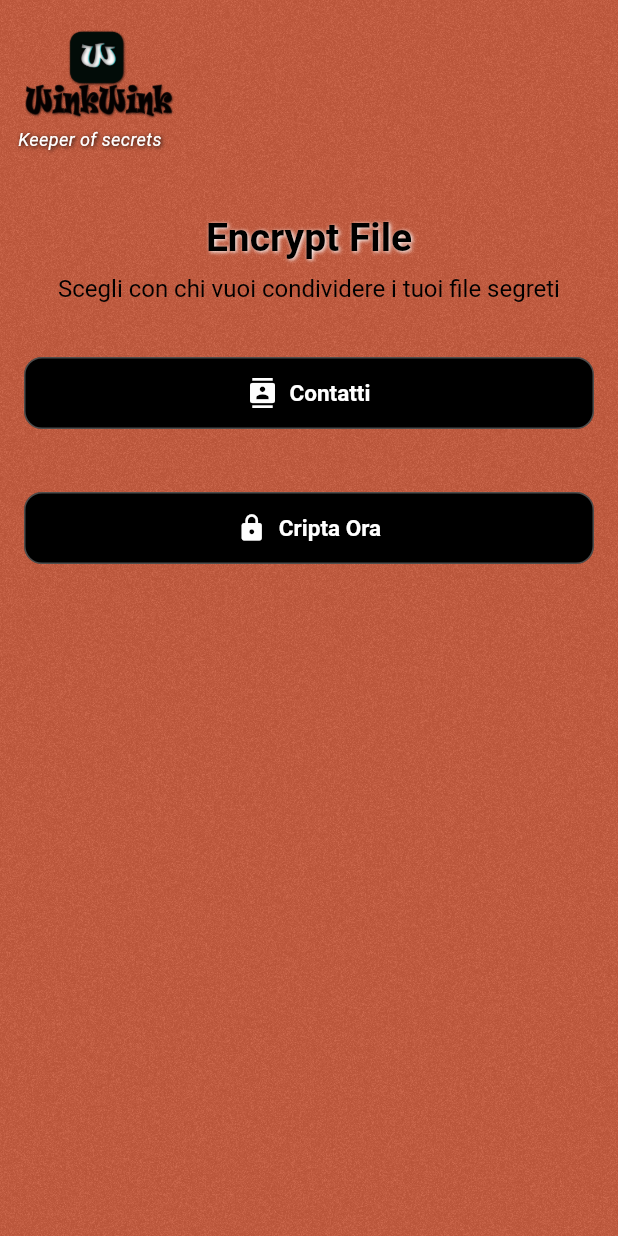
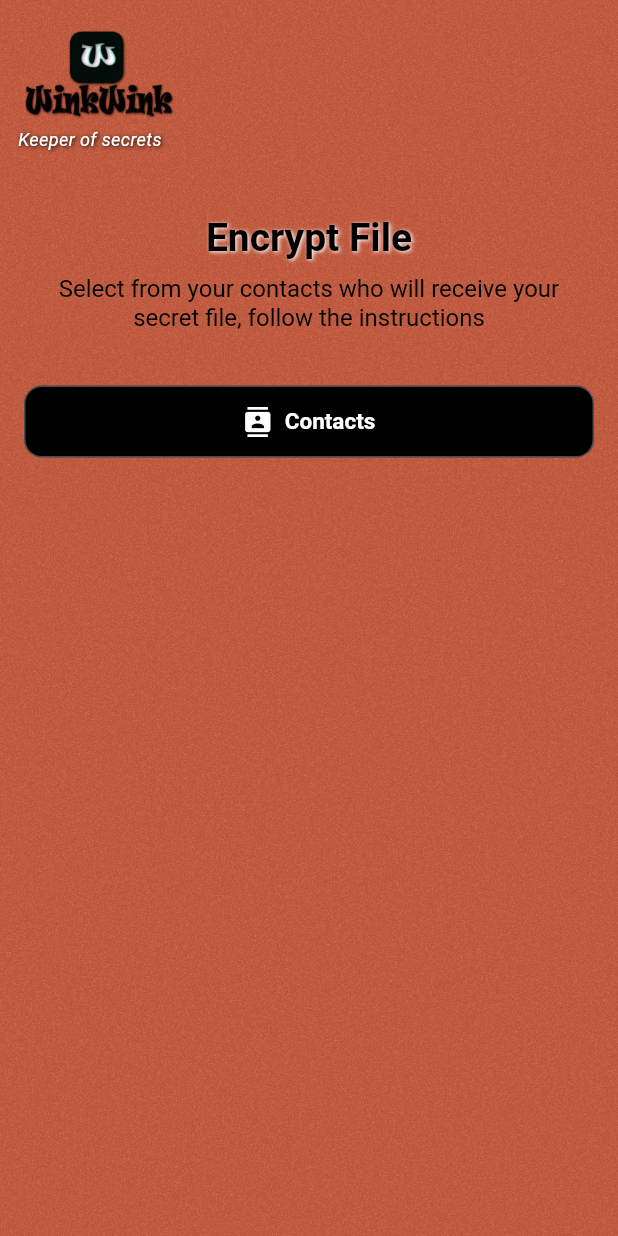
Before and after one commit to winkwink-backend/winkwink, a Flutter app: the EncryptPage screen opened by its route, on a phone screen of 412 x 824 dp. Run offline on Flutter 3.47's test engine with Material 3 defaults, Android fonts, the phone set to English and light mode, and no system bars; our stand-ins replace camera, flutter_secure_storage, image_picker, permission_handler, qr_flutter, share_plus and 2 more; missing offline and left inert: encrypt, flutter_sound, media_kit, media_kit_video, video_compress; accounts and stored records are empty.

Commit message:
login, pass, compressione immagine in cripta, it_en_arb

```diff
--- a/lib/pages/encrypt/encrypt_page.dart
+++ b/lib/pages/encrypt/encrypt_page.dart
@@ -1,7 +1,9 @@
 import 'dart:io';
+import 'dart:typed_data';
 
 import 'package:flutter/material.dart';
 import 'package:image_picker/image_picker.dart';
+import 'package:image/image.dart' as img;
 import 'package:provider/provider.dart';
 import 'package:winkwink/generated/l10n/app_localizations.dart';
 
@@ -27,11 +29,49 @@ class _EncryptPageState extends State<EncryptPage> {
 
   bool showSecretReadyBanner = false;
 
+  // ⭐ Compressione intelligente usando il pacchetto "image"
+  Future<File> compressIfNeeded(File file) async {
+    const int maxSize = 2 * 1024 * 1024; // 2 MB
+    final int fileSize = await file.length();
+
+    if (fileSize <= maxSize) {
+      return file; // troppo piccola → non serve comprimere
+    }
+
+    final Uint8List bytes = await file.readAsBytes();
+    final img.Image? decoded = img.decodeImage(bytes);
+
+    if (decoded == null) return file;
+
+    final img.Image resized = img.copyResize(
+      decoded,
+      width: 1920,
+      height: 1080,
+      interpolation: img.Interpolation.average,
+    );
+
+    final List<int> compressedBytes = img.encodeJpg(
+      resized,
+      quality: 80,
+    );
+
+    final String newPath = file.path.replaceAll(".jpg", "_compressed.jpg");
+    final File compressedFile = File(newPath);
+
+    await compressedFile.writeAsBytes(compressedBytes);
+
+    return compressedFile;
+  }
+
+  // ⭐ Seleziona immagine visibile + compressione automatica
   Future<void> pickVisibleImage() async {
-    final XFile? img = await _picker.pickImage(source: ImageSource.gallery);
-    if (img != null) {
+    final XFile? imgFile = await _picker.pickImage(source: ImageSource.gallery);
+    if (imgFile != null) {
+      File original = File(imgFile.path);
+      File optimized = await compressIfNeeded(original);
+
       setState(() {
-        visibleImage = File(img.path);
+        visibleImage = optimized;
       });
     }
   }
@@ -79,10 +119,10 @@ class _EncryptPageState extends State<EncryptPage> {
                 color: Colors.green.shade600,
                 borderRadius: BorderRadius.circular(12),
               ),
-              child: const Text(
-                "Contenuto nascosto pronto ✔",
+              child: Text(
+                l10n.encryptSecretReady,
                 textAlign: TextAlign.center,
-                style: TextStyle(color: Colors.white, fontSize: 16),
+                style: const TextStyle(color: Colors.white, fontSize: 16),
               ),
             ),
 
@@ -105,10 +145,10 @@ class _EncryptPageState extends State<EncryptPage> {
 
           const SizedBox(height: 10),
 
-          const Text(
-            "Scegli con chi vuoi condividere i tuoi file segreti",
+          Text(
+            l10n.encryptSelectRecipientsTitle,
             textAlign: TextAlign.center,
-            style: TextStyle(
+            style: const TextStyle(
               color: Colors.black,
               fontSize: 16,
             ),
@@ -118,7 +158,7 @@ class _EncryptPageState extends State<EncryptPage> {
 
           // 🔘 STEP 1 — CONTATTI
           MiniNeonButton(
-            label: "Contatti",
+            label: l10n.encryptContactsButton,
             icon: Icons.contacts,
             onPressed: () async {
               final result = await Navigator.pushNamed(
@@ -136,10 +176,10 @@ class _EncryptPageState extends State<EncryptPage> {
           if (selectedContacts.isNotEmpty) ...[
             const SizedBox(height: 30),
 
-            const Text(
-              "Scegli immagine visibile a tutti",
+            Text(
+              l10n.encryptVisibleImageTitle,
               textAlign: TextAlign.center,
-              style: TextStyle(
+              style: const TextStyle(
                 color: Colors.black,
                 fontSize: 16,
                 fontWeight: FontWeight.bold,
@@ -150,7 +190,7 @@ class _EncryptPageState extends State<EncryptPage> {
 
             // 🔘 STEP 2 — IMMAGINE VISIBILE
             MiniNeonButton(
-              label: "Immagine",
+              label: l10n.encryptPickVisibleImage,
               icon: Icons.image,
               onPressed: pickVisibleImage,
             ),
@@ -168,25 +208,20 @@ class _EncryptPageState extends State<EncryptPage> {
                   ),
                 ),
               ),
-
               const SizedBox(height: 30),
-
-              const Text(
-                "Cosa vuoi nascondere?",
+              Text(
+                l10n.encryptWhatToHide,
                 textAlign: TextAlign.center,
-                style: TextStyle(
+                style: const TextStyle(
                   color: Colors.black,
                   fontSize: 18,
                   fontWeight: FontWeight.bold,
                 ),
               ),
-
               const SizedBox(height: 20),
-
-              // ⭐ SE NON È STATO SCELTO ANCORA UN SEGRETO
               if (selectedSecret == null) ...[
                 MiniNeonButton(
-                  label: "Nascondi immagine",
+                  label: l10n.encryptHideImage,
                   icon: Icons.image,
                   onPressed: () async {
                     final result = await Navigator.pushNamed(
@@ -198,7 +233,7 @@ class _EncryptPageState extends State<EncryptPage> {
                   },
                 ),
                 MiniNeonButton(
-                  label: "Testo",
+                  label: l10n.encryptHideText,
                   icon: Icons.text_fields,
                   onPressed: () async {
                     final result = await Navigator.pushNamed(
@@ -210,7 +245,7 @@ class _EncryptPageState extends State<EncryptPage> {
                   },
                 ),
                 MiniNeonButton(
-                  label: "Fotocamera",
+                  label: l10n.encryptHideCamera,
                   icon: Icons.photo_camera,
                   onPressed: () async {
                     final result = await Navigator.pushNamed(
@@ -222,7 +257,7 @@ class _EncryptPageState extends State<EncryptPage> {
                   },
                 ),
                 MiniNeonButton(
-                  label: "Audio",
+                  label: l10n.encryptHideAudio,
                   icon: Icons.mic,
                   onPressed: () async {
                     final result = await Navigator.pushNamed(
@@ -234,7 +269,7 @@ class _EncryptPageState extends State<EncryptPage> {
                   },
                 ),
                 MiniNeonButton(
-                  label: "Video",
+                  label: l10n.encryptHideVideo,
                   icon: Icons.videocam,
                   onPressed: () async {
                     final result = await Navigator.pushNamed(
@@ -246,26 +281,19 @@ class _EncryptPageState extends State<EncryptPage> {
                   },
                 ),
               ],
-
-              // ⭐ SE IL SEGRETO È GIÀ STATO SCELTO
               if (selectedSecret != null) ...[
                 const SizedBox(height: 20),
-
-                // ⭐ TESTO ORA COLOR OCRA
                 Center(
                   child: Text(
-                    "Contenuto selezionato: ${selectedSecret!['type']}",
+                    "${l10n.encryptSelectedContent}: ${selectedSecret!['type']}",
                     style: const TextStyle(
                       fontSize: 18,
                       fontWeight: FontWeight.w600,
-                      color: Color(0xFFC99700), // ⭐ OCRA
+                      color: Color(0xFFC99700),
                     ),
                   ),
                 ),
-
                 const SizedBox(height: 20),
-
-                // ⭐ PULSANTE CAMBIA SEGRETO
                 Center(
                   child: ElevatedButton(
                     style: ElevatedButton.styleFrom(
@@ -291,22 +319,20 @@ class _EncryptPageState extends State<EncryptPage> {
                     ),
                   ),
                 ),
+
+                // ⭐ MOSTRA "CRIPTA ORA" SOLO QUANDO IL SEGRETO È SCELTO
+                const SizedBox(height: 30),
+
+                MiniNeonButton(
+                  label: l10n.encryptButton,
+                  icon: Icons.lock,
+                  onPressed: () {
+                    // 🔥 Steganografia + share sheet
+                  },
+                ),
               ],
             ],
           ],
-
-          const SizedBox(height: 30),
-
-          // 🔘 CRIPTA ORA
-          MiniNeonButton(
-            label: "Cripta Ora",
-            icon: Icons.lock,
-            onPressed: selectedSecret == null
-                ? () {}
-                : () {
-                    // 🔥 Steganografia + share sheet
-                  },
-          ),
         ],
       ),
     );
```
Also changed, not shown: lib/l10n/app_en.arb (+55 -39 lines), lib/l10n/app_it.arb (+50 -34 lines), lib/pages/encrypt/camera_secret_page.dart (+49 -14 lines), lib/pages/encrypt/hide_image_secret_page.dart (+47 -4 lines), lib/pages/encrypt/video_camera_b4.dart (+20 -11 lines), lib/pages/login_page.dart (+30 -2 lines), lib/pages/password_gate.dart (+21 -7 lines), lib/generated/l10n/app_localizations.dart, lib/generated/l10n/app_localizations_en.dart, lib/generated/l10n/app_localizations_it.dart.
